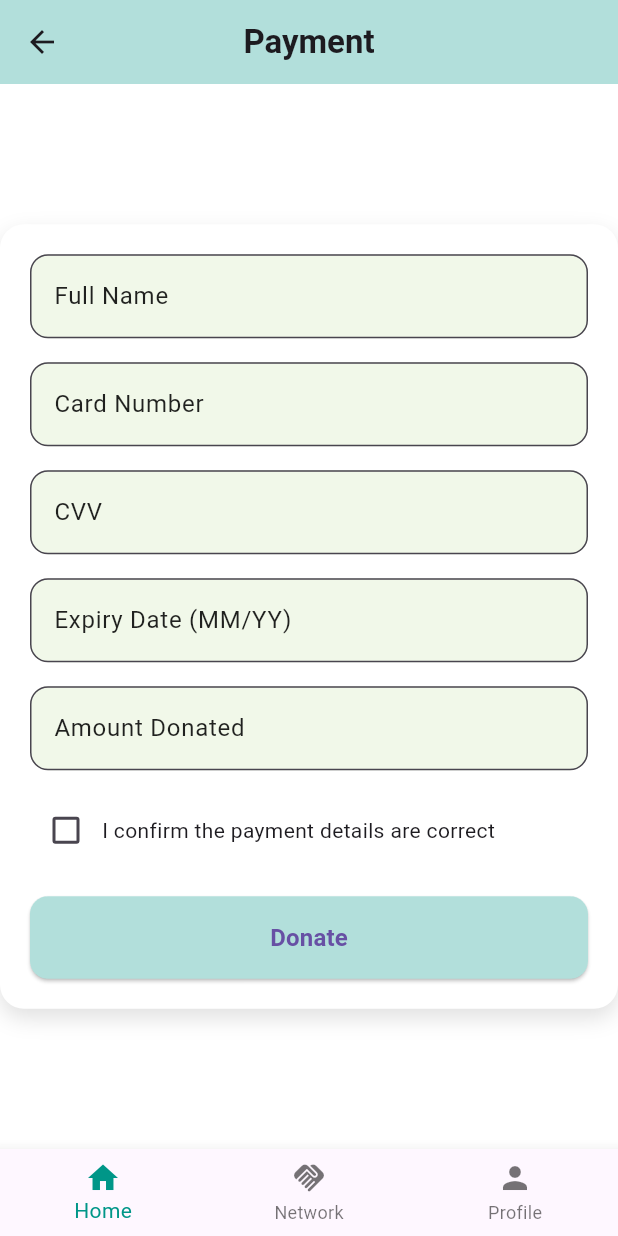
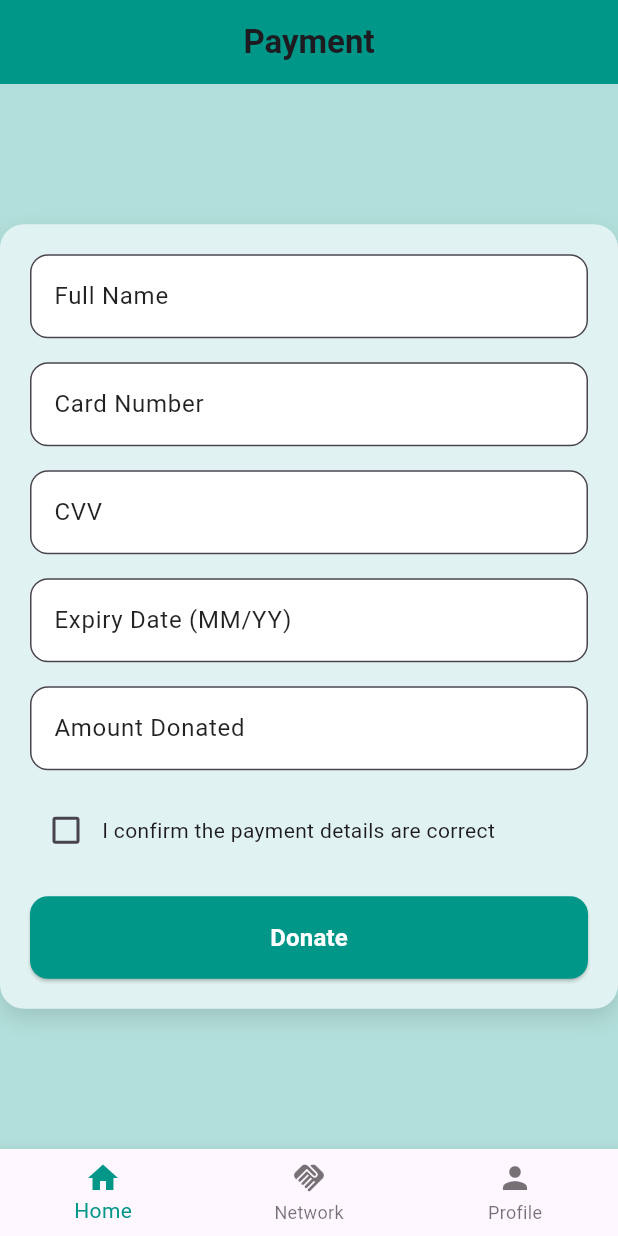
Before and after one commit to Tejas-Muralidhar/UNet-Frontend, a Flutter app: the RazorpayPaymentPage screen opened directly with empty values, on a phone screen of 412 x 824 dp. Run offline on Flutter 3.47's test engine with Material 3 defaults, Android fonts, the phone set to English and light mode, and no system bars; our stand-ins replace shared_preferences, syncfusion_flutter_charts; accounts and stored records are empty; network calls fail.

Commit message:
FINAL CHANGES DONE

```diff
--- a/unet/lib/ngo_profile.dart
+++ b/unet/lib/ngo_profile.dart
@@ -178,7 +178,7 @@ class _NgoProfilePageState extends State<NgoProfilePage> {
                   await sendToBackend(actionType: "donate");
 
                   // Navigate to DonationDetailsPage
-                  Navigator.push(
+                  Navigator.pushReplacement(
                     context,
                     MaterialPageRoute(
                       builder: (context) => DonationDetailsPage(
@@ -193,7 +193,7 @@ class _NgoProfilePageState extends State<NgoProfilePage> {
                 title: const Text('Money'),
                 onTap: () {
                   Navigator.of(context).pop();
-                  Navigator.push(
+                  Navigator.pushReplacement(
                     context,
                     MaterialPageRoute(
                       builder: (context) => RazorpayPaymentPage(
--- a/unet/lib/razorpay.dart
+++ b/unet/lib/razorpay.dart
@@ -184,9 +184,9 @@ class _RazorpayPaymentPageState extends State<RazorpayPaymentPage> {
   @override
   Widget build(BuildContext context) {
     return Scaffold(
-      backgroundColor: Colors.white, // Soft mint color background
+      backgroundColor: Colors.teal[100], // Soft mint color background
       appBar: AppBar(
-        backgroundColor: Colors.teal[100], // Green color for AppBar
+        backgroundColor: Colors.teal[500], // Green color for AppBar
         title: Text('Payment', style: TextStyle(fontWeight: FontWeight.bold)),
         centerTitle: true,
       ),
@@ -195,7 +195,7 @@ class _RazorpayPaymentPageState extends State<RazorpayPaymentPage> {
           child: Container(
             padding: const EdgeInsets.all(20),
             decoration: BoxDecoration(
-              color: Colors.white,
+              color: Colors.teal[50],
               borderRadius: BorderRadius.circular(16),
               boxShadow: [
                 BoxShadow(
@@ -224,7 +224,7 @@ class _RazorpayPaymentPageState extends State<RazorpayPaymentPage> {
                           borderSide: BorderSide(color: Colors.teal[100]!, width: 2),
                         ),
                         filled: true,
-                        fillColor: Color(0xFFF1F8E9),
+                        fillColor: Colors.white,
                       ),
                       validator: (value) {
                         if (value == null || value.isEmpty) {
@@ -247,7 +247,7 @@ class _RazorpayPaymentPageState extends State<RazorpayPaymentPage> {
                           borderSide: BorderSide(color: Colors.teal[100]!, width: 2),
                         ),
                         filled: true,
-                        fillColor: Color(0xFFF1F8E9),
+                        fillColor: Colors.white,
                       ),
                       keyboardType: TextInputType.number,
                       validator: (value) {
@@ -271,7 +271,7 @@ class _RazorpayPaymentPageState extends State<RazorpayPaymentPage> {
                           borderSide: BorderSide(color: Colors.teal[100]!, width: 2),
                         ),
                         filled: true,
-                        fillColor: Color(0xFFF1F8E9),
+                        fillColor: Colors.white,
                       ),
                       keyboardType: TextInputType.number,
                       obscureText: true,
@@ -296,7 +296,7 @@ class _RazorpayPaymentPageState extends State<RazorpayPaymentPage> {
                           borderSide: BorderSide(color: Colors.teal[100]!, width: 2),
                         ),
                         filled: true,
-                        fillColor: Color(0xFFF1F8E9),
+                        fillColor: Colors.white,
                       ),
                       validator: (value) {
                         if (value == null || value.isEmpty || value.length != 5) {
@@ -319,7 +319,7 @@ class _RazorpayPaymentPageState extends State<RazorpayPaymentPage> {
                           borderSide: BorderSide(color: Colors.teal[100]!, width: 2),
                         ),
                         filled: true,
-                        fillColor: Color(0xFFF1F8E9),
+                        fillColor: Colors.white,
                       ),
                       keyboardType: TextInputType.number,
                       validator: (value) {
@@ -354,7 +354,7 @@ class _RazorpayPaymentPageState extends State<RazorpayPaymentPage> {
                     padding: const EdgeInsets.only(top: 20.0),
                     child: ElevatedButton(
                       style: ElevatedButton.styleFrom(
-                        backgroundColor: Colors.teal[100], // Green button color
+                        backgroundColor: Colors.teal[500], // Green button color
                         padding: EdgeInsets.symmetric(vertical: 16),
                         shape: RoundedRectangleBorder(
                           borderRadius: BorderRadius.circular(12),
@@ -374,7 +374,7 @@ class _RazorpayPaymentPageState extends State<RazorpayPaymentPage> {
                       },
                       child: Text(
                         'Donate',
-                        style: TextStyle(fontSize: 16, fontWeight: FontWeight.bold),
+                        style: TextStyle(fontSize: 16, color: Colors.white, fontWeight: FontWeight.bold),
                       ),
                     ),
                   ),
```
Also changed, not shown: unet/lib/donations.dart (+27 -11 lines), unet/lib/main_page.dart (+30 -10 lines).
